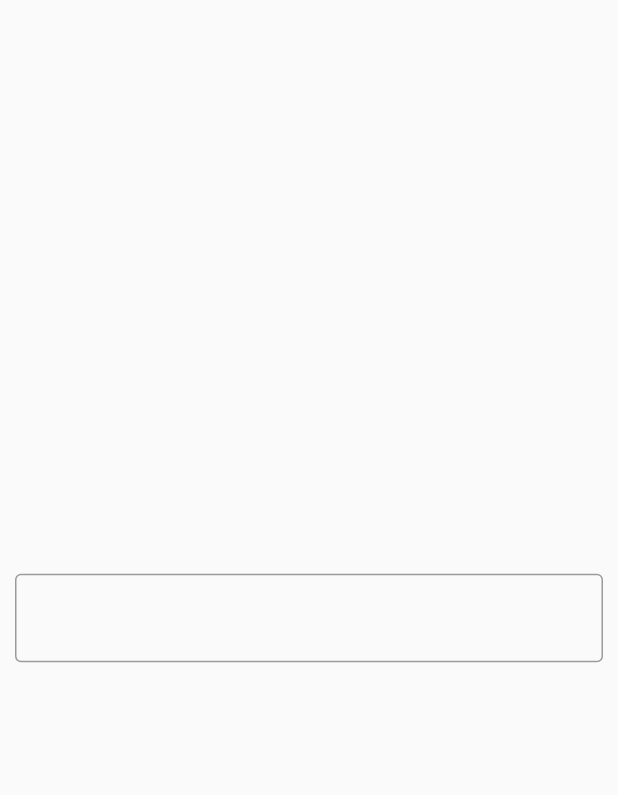
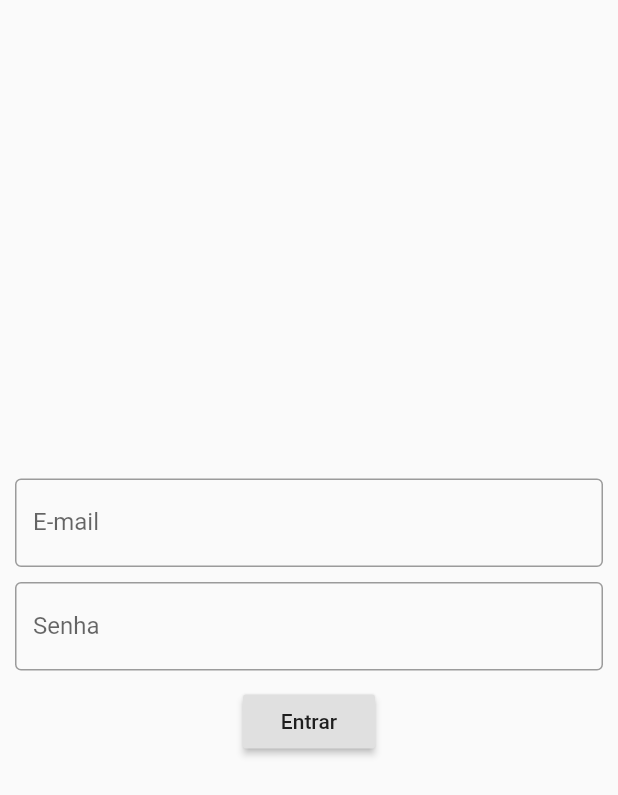
Before and after one commit to time-puc/capo_mobile, a Flutter app: the screen it shows after launch, on a phone screen of 412 x 824 dp. Shown: the top 795 px of the screen. Run offline on Flutter 3.47's test engine with Material 2 defaults, Android fonts, the phone set to English and light mode, and no system bars; our stand-ins replace carousel_slider.

Commit message:
inputs e botao

```diff
--- a/lib/login_view.dart
+++ b/lib/login_view.dart
@@ -20,10 +20,21 @@ class _LoginPageState extends State<LoginPage> {
             mainAxisAlignment: MainAxisAlignment.center,
             children: [
               TextField(
+                keyboardType: TextInputType.emailAddress,
                 decoration: InputDecoration(
-                  border: OutlineInputBorder()
-                ),
+                    labelText: 'E-mail', border: OutlineInputBorder()),
               ),
+              SizedBox(height: 10),
+              TextField(
+                obscureText: true,
+                decoration: InputDecoration(
+                    labelText: 'Senha', border: OutlineInputBorder()),
+              ),
+              SizedBox(height: 10),
+              RaisedButton(
+                onPressed: () {},
+                child: Text('Entrar'),
+              )
             ],
           ),
         ),
```
